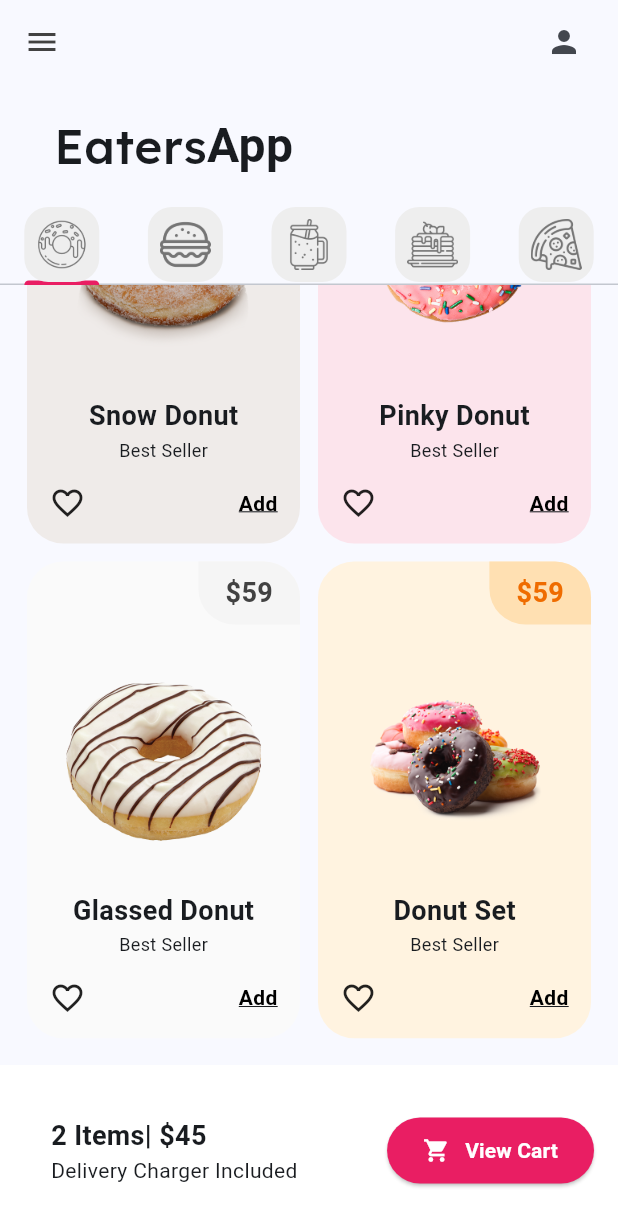
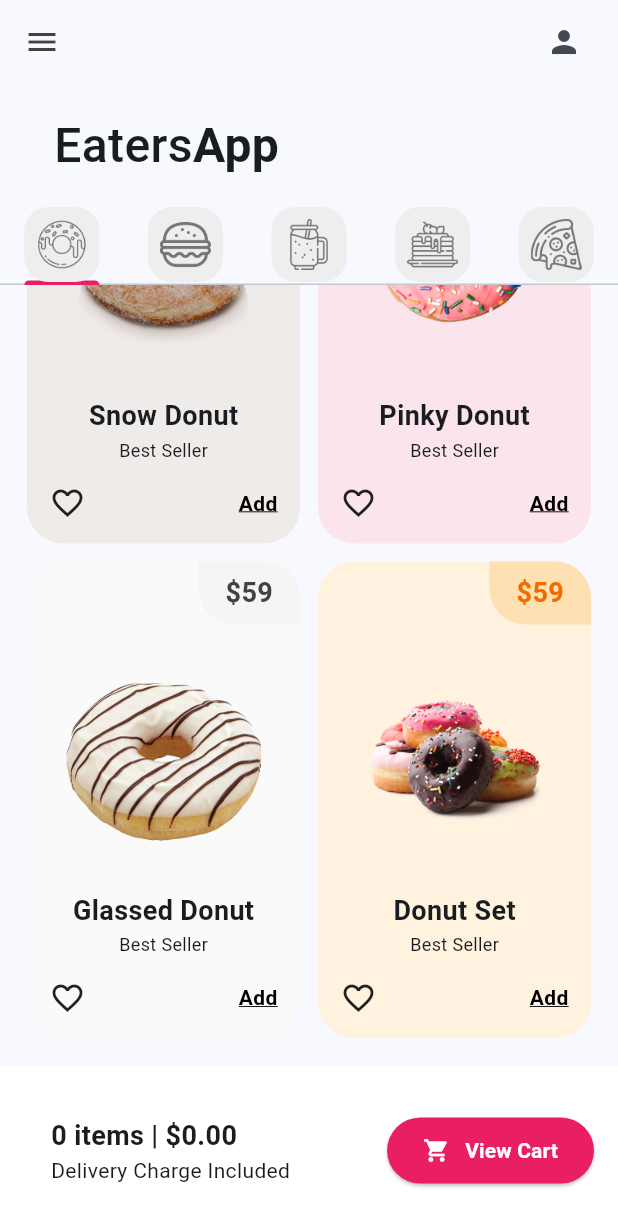
Before and after one commit to ANGELORTIZCH/donut_app_2c_angelortiz, a Flutter app: the screen it shows after launch, scrolled down 823 dp, on a phone screen of 412 x 824 dp. Shown: the top 1226 px of the screen. Run offline on Flutter 3.47's test engine with Material 3 defaults, Android fonts, the phone set to English and light mode, and no system bars.

Commit message:
SemiFinal DonutApp

```diff
--- a/app_donut_angel/lib/pages/home_pages.dart
+++ b/app_donut_angel/lib/pages/home_pages.dart
@@ -42,18 +42,17 @@ class _HomePageState extends State<HomePage> {
       child: Scaffold(
         appBar: AppBar(
           backgroundColor: Colors.transparent,
-          //icono izquierdo
-          leading: Icon(Icons.menu, color: Colors.grey[800]), //icono derecho
+          leading: Icon(Icons.menu, color: Colors.grey[800]), // Icono izquierdo
           actions: const [
             Padding(
               padding: EdgeInsets.only(right: 24.0),
-              child: Icon(Icons.person),
-            )
+              child: Icon(Icons.person), // Icono derecho
+            ),
           ],
         ),
         body: Column(
           children: [
-            //texto principal
+            // Texto principal
             const Padding(
               padding: EdgeInsets.symmetric(horizontal: 36, vertical: 18),
               child: Row(
@@ -73,14 +72,13 @@ class _HomePageState extends State<HomePage> {
                       fontWeight: FontWeight.bold,
                     ),
                   ),
-                  SizedBox(width: 16),
-                  Text(""),
                 ],
               ),
             ),
-            //prestañas(TabBar)
+            // Pestañas (TabBar)
             TabBar(tabs: myTabs),
 
+            // Contenido de pestañas (TabBarView)
             Expanded(
               child: TabBarView(
                 children: [
@@ -92,56 +90,61 @@ class _HomePageState extends State<HomePage> {
                 ],
               ),
             ),
-            //Contenido de pestañas (TabBarView)
 
-            //Carrito(cart)
+            // Carrito (cart)
             Container(
               color: Colors.white,
-                padding: EdgeInsets.all(16),
+              padding: const EdgeInsets.all(16),
               child: Row(
-                  // Esto alinea los elementos a los extremos
                 mainAxisAlignment: MainAxisAlignment.spaceBetween,
                 children: [
                   Padding(
                     padding: const EdgeInsets.all(18.0),
                     child: Column(
-                        // Alinear horizontalmente una columna
                       crossAxisAlignment: CrossAxisAlignment.start,
                       children: [
-                          Text("2 Items| \$45",
-                              style: TextStyle(
-                                  fontSize: 18, fontWeight: FontWeight.bold)),
-                          Text("Delivery Charger Included"),
+                        Text(
+                          "${cartItems.length} items | \$${totalPrice.toStringAsFixed(2)}",
+                          style: const TextStyle(
+                            fontSize: 18,
+                            fontWeight: FontWeight.bold,
+                          ),
+                        ),
+                        const Text("Delivery Charge Included"),
                       ],
                     ),
                   ),
                   ElevatedButton(
-                        onPressed: () {},
+                    onPressed: () {
+                      // Aquí puedes agregar la lógica para mostrar el carrito
+                    },
                     style: ElevatedButton.styleFrom(
                       backgroundColor: Colors.pink,
                       padding: const EdgeInsets.symmetric(
                         horizontal: 24,
                         vertical: 12,
-                            )),
+                      ),
+                    ),
                     child: const Row(
                       children: [
                         Icon(
                           Icons.shopping_cart,
                           color: Colors.white,
                         ),
-                            SizedBox(
-                              width: 10,
-                            ),
+                        SizedBox(width: 10),
                         Text(
                           "View Cart",
                           style: TextStyle(
                             color: Colors.white,
-                                  fontWeight: FontWeight.bold),
+                            fontWeight: FontWeight.bold,
+                          ),
                         ),
                       ],
-                        ))
+                    ),
+                  ),
                 ],
-                ))
+              ),
+            ),
           ],
         ),
       ),
```
Also changed, not shown: app_donut_angel/pubspec.yaml (+9 -6 lines), app_donut_angel/assets/Lexend-Medium.ttf (deleted), app_donut_angel/assets/iconlogo.png (added), app_donut_angel/pubspec.lock, 4 other files. Lines whose indentation alone changed are shown as unchanged.
